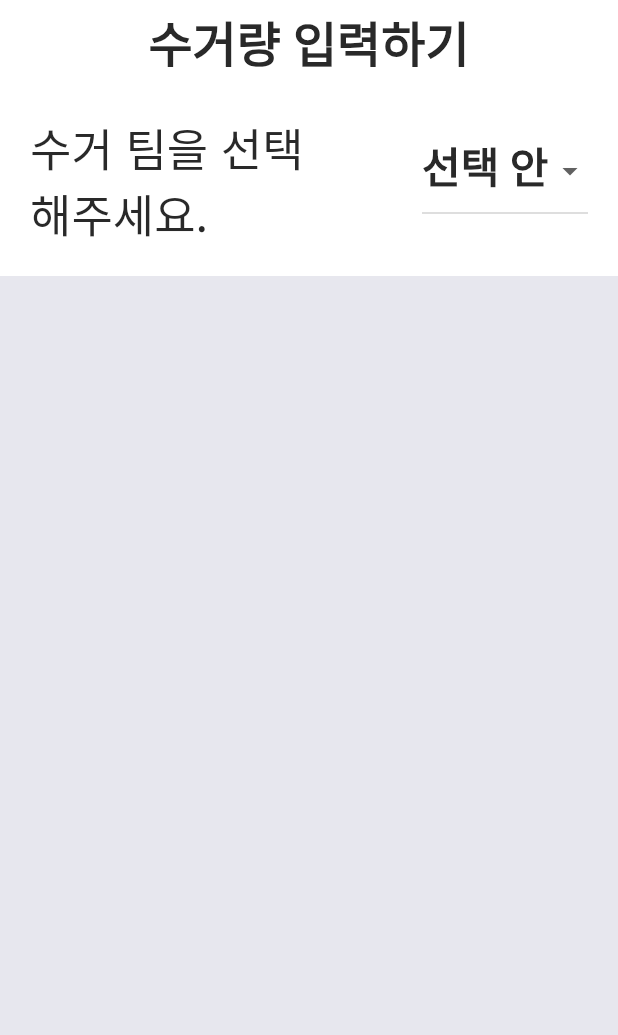
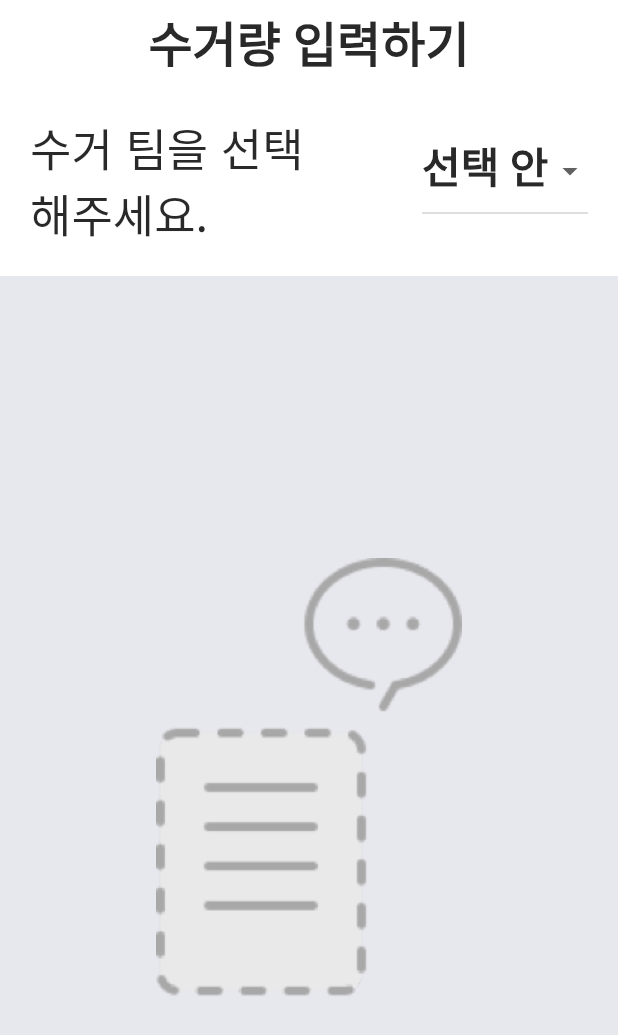
Before and after one commit to dltkdals-4en/copick_data_web, a Flutter app: the screen it shows after launch, on a phone screen of 412 x 824 dp. Shown: the top 1035 px of the screen. Run offline on Flutter 3.47's test engine with Material 2 defaults, Android fonts, the phone set to English and light mode, and no system bars; our stand-ins replace cloud_firestore, easy_localization, firebase_auth, firebase_core, sqflite; missing offline and left inert: firebase_auth_platform_interface; accounts and stored records are empty.

Commit message:
[기타] ui 변경

```diff
--- a/lib/pages/home/home_page.dart
+++ b/lib/pages/enter_data_page/enter_data_page.dart
@@ -1,20 +1,16 @@
-import 'package:copick_data_web/pages/home/widgets/card_list_widget.dart';
-import 'package:copick_data_web/pages/home/widgets/home_card_widget.dart';
-import 'package:copick_data_web/pages/home/widgets/home_grid_card_widget.dart';
-import 'package:copick_data_web/pages/home/widgets/home_header_widget.dart';
+
+import 'package:copick_data_web/pages/enter_data_page/widgets/card_list_widget.dart';
+import 'package:copick_data_web/pages/enter_data_page/widgets/home_header_widget.dart';
 import 'package:copick_data_web/providers/enter_volumes_provider.dart';
 import 'package:copick_data_web/providers/get_data_provider.dart';
-import 'package:easy_localization/easy_localization.dart';
 import 'package:flutter/cupertino.dart';
 import 'package:flutter/material.dart';
 import 'package:provider/provider.dart';
 
-import '../../providers/fb_helper.dart';
-import '../../utilitys/colors.dart';
 import '../../utilitys/constants.dart';
 
-class HomePage extends StatelessWidget {
-  const HomePage({Key? key}) : super(key: key);
+class EnterDataPage extends StatelessWidget {
+  const EnterDataPage({Key? key}) : super(key: key);
 
   @override
   Widget build(BuildContext context) {
@@ -24,13 +20,14 @@ class HomePage extends StatelessWidget {
     enter.taskTotal = data.getTaskTeamList();
     enter.getTaskListWithTeam();
     var list = enter.taskListTeam;
+    print(enter.openIndex);
     return Scaffold(
       appBar: AppBar(
         title: Text('수거량 입력하기'),
       ),
       body: Column(
         children: [
-          HomeHeaderWidget(),
+          EnterDataHeaderWidget(),
           kBigH,
           Expanded(
             child: CardListWidget(list),
--- /dev/null
+++ b/lib/pages/enter_data_page/widgets/card_list_widget.dart
@@ -0,0 +1,51 @@
+import 'package:copick_data_web/models/pick_task_model.dart';
+import 'package:copick_data_web/utilitys/constants.dart';
+import 'package:flutter/material.dart';
+
+import 'home_card_widget.dart';
+import 'home_grid_card_widget.dart';
+
+class CardListWidget extends StatelessWidget {
+  const CardListWidget(this.list, {Key? key}) : super(key: key);
+
+  final List<PickTaskModel> list;
+
+  @override
+  Widget build(BuildContext context) {
+    var size = MediaQuery.of(context).size;
+    if (list.isEmpty) {
+      return Image.asset('assets/images/noData@3x.png');
+    } else {
+      if (size.width < 1400) {
+        return ListView.builder(
+          itemCount: list.length,
+          itemBuilder: (context, index) {
+            return HomeCardWidget(index);
+          },
+        );
+      } else if (size.width < 1800) {
+        return GridView.builder(
+          gridDelegate: SliverGridDelegateWithMaxCrossAxisExtent(
+            maxCrossAxisExtent: size.width / 4,
+            childAspectRatio: 1.2,
+          ),
+          itemBuilder: (context, index) {
+            return HomeGridCardWidget(index);
+          },
+          itemCount: list.length,
+        );
+      } else {
+        return GridView.builder(
+          gridDelegate: SliverGridDelegateWithMaxCrossAxisExtent(
+            maxCrossAxisExtent: size.width / 4,
+            childAspectRatio: 1.4,
+          ),
+          itemBuilder: (context, index) {
+            return HomeGridCardWidget(index);
+          },
+          itemCount: list.length,
+        );
+      }
+    }
+  }
+}
--- a/lib/pages/home/widgets/home_header_widget.dart
+++ b/lib/pages/enter_data_page/widgets/home_header_widget.dart
@@ -1,5 +1,4 @@
 import 'package:copick_data_web/providers/enter_volumes_provider.dart';
-import 'package:easy_localization/easy_localization.dart';
 import 'package:flutter/material.dart';
 import 'package:provider/provider.dart';
 
@@ -7,8 +6,8 @@ import '../../../providers/get_data_provider.dart';
 import '../../../utilitys/colors.dart';
 import '../../../utilitys/constants.dart';
 
-class HomeHeaderWidget extends StatelessWidget {
-  const HomeHeaderWidget({Key? key}) : super(key: key);
+class EnterDataHeaderWidget extends StatelessWidget {
+  const EnterDataHeaderWidget({Key? key}) : super(key: key);
 
   @override
   Widget build(BuildContext context) {
@@ -37,10 +36,17 @@ class HomeHeaderWidget extends StatelessWidget {
                         )
                       : Text.rich(
                           TextSpan(
-                            text: "오늘 ${enter.selectedTeam}의 수거량 입력할 장소는 ",
+                            text: "오늘 ",
                             style: kHeaderTextStyle.copyWith(
                                 fontWeight: FontWeight.w500),
                             children: [
+                              TextSpan(
+                                text: '${enter.selectedTeam}',
+                                style: kHeaderTextStyle.copyWith(
+                                    fontWeight: FontWeight.w700,
+                                    color: KColors.black),
+                              ),
+                              TextSpan(text: '의 수거량 입력할 장소는 '),
                               TextSpan(
                                 text: '${enter.taskListTeam.length}${"곳"}',
                                 style: kHeaderTextStyle.copyWith(
@@ -51,7 +57,7 @@ class HomeHeaderWidget extends StatelessWidget {
                             ],
                           ),
                           overflow: TextOverflow.ellipsis,
-                          maxLines: 1,
+                          maxLines: 2,
                         ),
                 ), //일정 text
                 Text.rich(
--- a/lib/pages/home/widgets/card_list_widget.dart
+++ /dev/null
@@ -1,54 +0,0 @@
-import 'package:copick_data_web/models/pick_task_model.dart';
-import 'package:flutter/material.dart';
-
-import 'home_card_widget.dart';
-import 'home_grid_card_widget.dart';
-
-class CardListWidget extends StatelessWidget {
-  const CardListWidget(this.list, {Key? key}) : super(key: key);
-
-  final List<PickTaskModel> list;
-
-  @override
-  Widget build(BuildContext context) {
-    var size = MediaQuery.of(context).size;
-    if (size.width < 1400) {
-      return ListView.builder(
-        itemCount: list.length,
-        itemBuilder: (context, index) {
-          if (list.length == 0) {
-            return Container(
-              child: Center(
-                child: Text('수거된 곳이 없어요.'),
-              ),
-            );
-          } else {
-            return HomeCardWidget(index);
-          }
-        },
-      );
-    } else if (size.width < 1800) {
-      return GridView.builder(
-        gridDelegate: SliverGridDelegateWithMaxCrossAxisExtent(
-          maxCrossAxisExtent: size.width / 4,
-          childAspectRatio: 1.2,
-        ),
-        itemBuilder: (context, index) {
-          return HomeGridCardWidget(index);
-        },
-        itemCount: list.length,
-      );
-    } else {
-      return GridView.builder(
-        gridDelegate: SliverGridDelegateWithMaxCrossAxisExtent(
-          maxCrossAxisExtent: size.width / 4,
-          childAspectRatio: 1.4,
-        ),
-        itemBuilder: (context, index) {
-          return HomeGridCardWidget(index);
-        },
-        itemCount: list.length,
-      );
-    }
-  }
-}
--- a/lib/pages/splash/splash_page.dart
+++ b/lib/pages/splash/splash_page.dart
@@ -1,9 +1,10 @@
-import 'package:copick_data_web/pages/home/home_page.dart';
 import 'package:copick_data_web/providers/enter_volumes_provider.dart';
 import 'package:copick_data_web/providers/get_data_provider.dart';
 import 'package:copick_data_web/utilitys/loading_screen.dart';
 import 'package:flutter/material.dart';
 import 'package:provider/provider.dart';
+
+import '../enter_data_page/enter_data_page.dart';
 
 class SplashPage extends StatelessWidget {
   const SplashPage({Key? key}) : super(key: key);
@@ -18,10 +19,8 @@ class SplashPage extends StatelessWidget {
     } else if (data.hasTaskData == false) {
       data.getTaskList();
       return LoadingScreen();
-    }  else {
-
-      return HomePage();
+    } else {
+      return EnterDataPage();
     }
-    return HomePage();
   }
 }
--- a/lib/providers/enter_volumes_provider.dart
+++ b/lib/providers/enter_volumes_provider.dart
@@ -35,6 +35,7 @@ class EnterVolumesProvider with ChangeNotifier {
     print('init');
     volumes = '0';
     openIndex = -1;
+    print('$volumes // $openIndex');
     notifyListeners();
   }
 
@@ -93,6 +94,7 @@ class EnterVolumesProvider with ChangeNotifier {
     } else {
       taskListTeam = taskTotal;
     }
+    taskListTeam.sort((a, b) => a.totalVolume!.compareTo(b.totalVolume!),);
   }
 
   String getBtnText(int index) {
@@ -119,6 +121,7 @@ class EnterVolumesProvider with ChangeNotifier {
 
   void saveVolumes(int index) {
     taskListTeam[index].totalVolume = double.parse(volumes);
+    init();
     notifyListeners();
   }
 }
--- a/lib/providers/get_data_provider.dart
+++ b/lib/providers/get_data_provider.dart
@@ -137,7 +137,7 @@ class GetDataProvider with ChangeNotifier {
   Future<void> updateVolumes(PickTaskModel card, String volumes) async {
     var totalVolumes = double.parse(volumes);
 
-    await FbHelper().updateVolumes(card, totalVolumes).then((value) async {
+    await FbHelper().updateVolumes1(card, totalVolumes).then((value) async {
       notifyListeners();
     });
   }
```
Also changed, not shown: lib/pages/enter_data_page/widgets/data_insert_btn.dart (renamed from lib/pages/home/widgets/data_insert_btn.dart, +9 -8 lines), lib/pages/enter_data_page/widgets/home_grid_card_widget.dart (renamed from lib/pages/home/widgets/home_grid_card_widget.dart, +15 -15 lines), lib/providers/fb_helper.dart (+8 -0 lines), lib/pages/enter_data_page/widgets/home_card_widget.dart (renamed from lib/pages/home/widgets/home_card_widget.dart).
